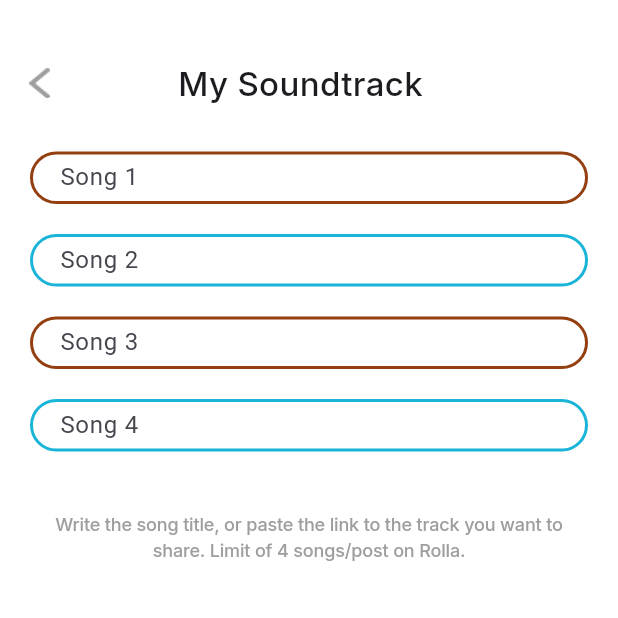
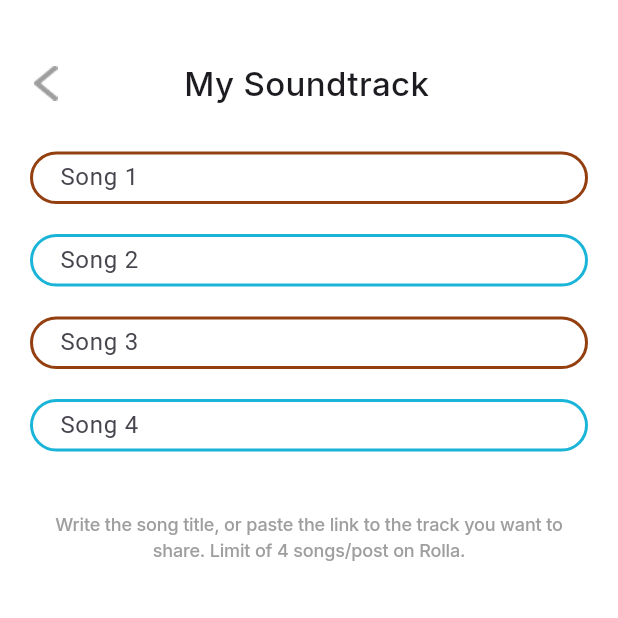
Before and after one commit to kstar0102/RollaTravel, a Flutter app: the SoundScreen screen opened directly, on a phone screen of 412 x 824 dp, the top half of it. Run offline on Flutter 3.47's test engine with Material 3 defaults, Android fonts, the phone set to English and light mode, and no system bars; our stand-ins replace camera, flutter_map, flutter_riverpod, flutter_screenutil, flutter_typeahead, freezed_annotation and 12 more; accounts and stored records are empty; network calls fail.

Commit message:
sound and create trip fixed

```diff
--- a/lib/src/screen/trip/sound_screen.dart
+++ b/lib/src/screen/trip/sound_screen.dart
@@ -1,5 +1,5 @@
 import 'package:RollaTravel/src/constants/app_styles.dart';
-import 'package:RollaTravel/src/screen/trip/start_trip.dart';
+// import 'package:RollaTravel/src/screen/trip/start_trip.dart';
 import 'package:RollaTravel/src/utils/global_variable.dart';
 import 'package:flutter/material.dart';
 import 'package:flutter_riverpod/flutter_riverpod.dart';
@@ -35,7 +35,6 @@ class SoundScreenState extends ConsumerState<SoundScreen> {
     if(GlobalVariables.song4 != null) {
       _soundController4.text = GlobalVariables.song1!;
     }
-
   }
 
   @override
@@ -84,13 +83,12 @@ class SoundScreenState extends ConsumerState<SoundScreen> {
                       if (_soundController4.text.isNotEmpty) {
                         GlobalVariables.song4 = _soundController4.text;
                       }
-                      Navigator.push(context,
-                        MaterialPageRoute(builder: (context) => const StartTripScreen()));
+                      Navigator.pop(context);
                     },
                     child: Image.asset(
                       'assets/images/icons/allow-left.png',
-                      width: vww(context, 5),
-                      height: 20,
+                      width: vww(context, 7),
+                      height: 23,
                     ),
                   ),
                   const Expanded(
```
Also changed, not shown: lib/src/screen/droppin/select_locaiton_screen.dart (+10 -7 lines), 4 other files.
